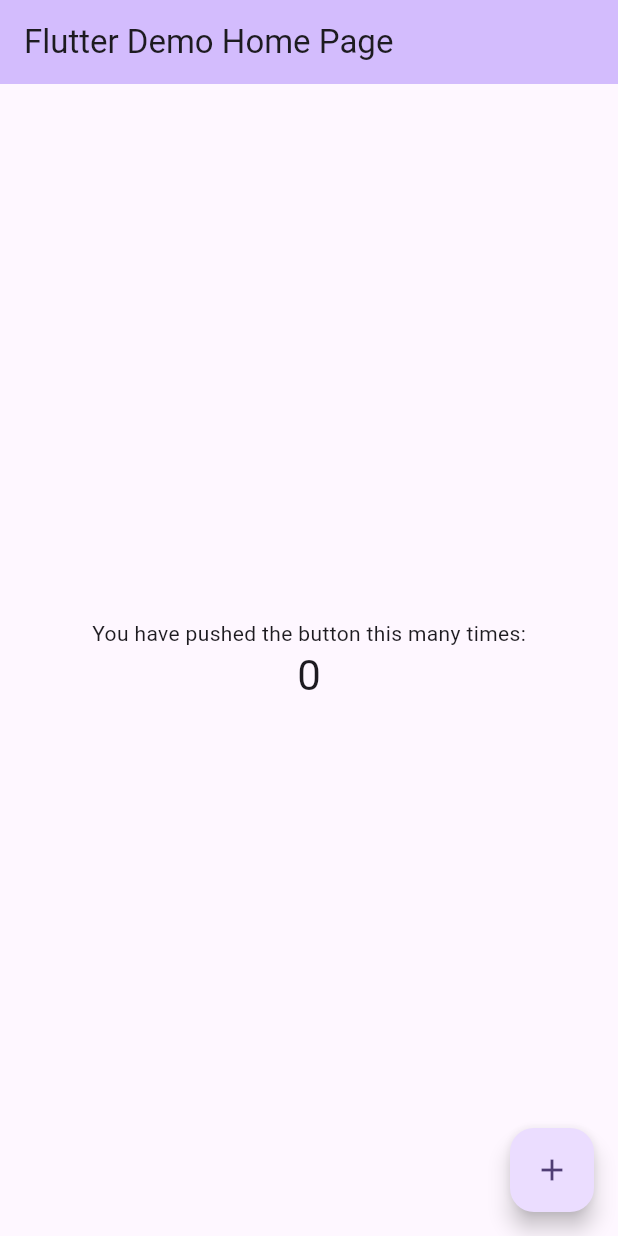
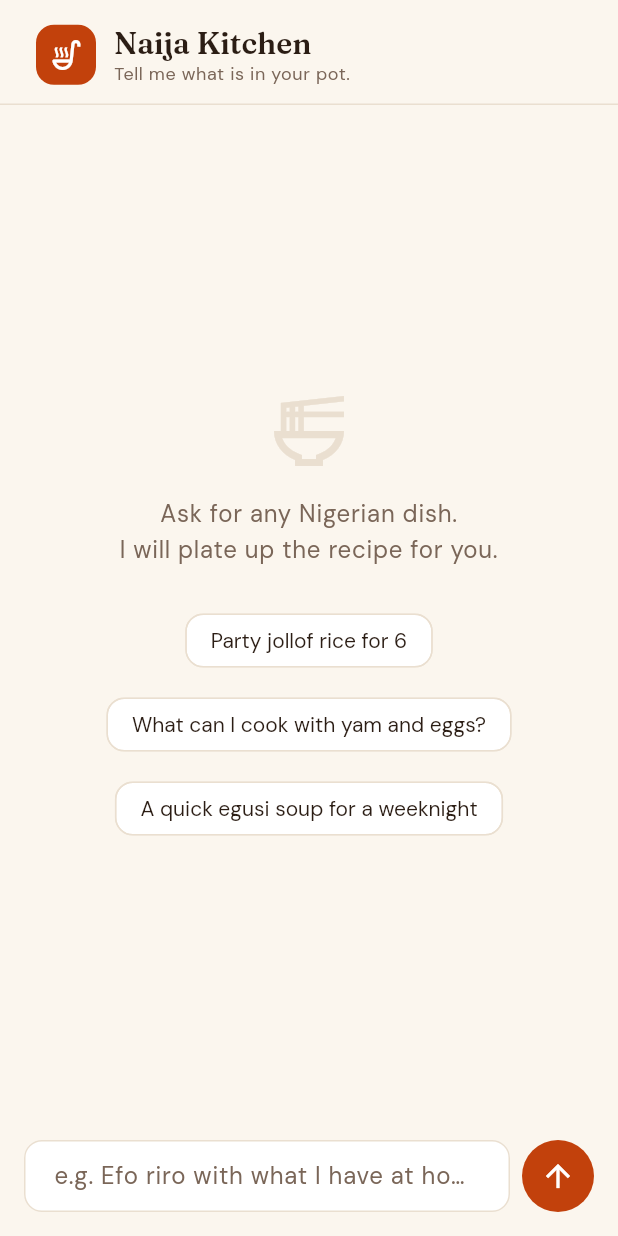
Before and after one commit to Mastersam07/genui, a Flutter app: the screen it shows after launch, on a phone screen of 412 x 824 dp. Run offline on Flutter 3.47's test engine with Material 3 defaults, Android fonts, the phone set to English and light mode, and no system bars; our stand-ins replace firebase_ai, firebase_core, google_fonts; accounts and stored records are empty; statements that could not run were skipped.

Commit message:
step-1: text chatbot with Firebase AI Logic and Gemini

```diff
--- /dev/null
+++ b/lib/gemini.dart
@@ -0,0 +1,14 @@
+import 'package:firebase_ai/firebase_ai.dart';
+
+/// Stable Flash model on the free Gemini Developer API tier.
+/// Hit a quota during the workshop? Switch to 'gemini-3.5-flash-lite'.
+const kitchenModel = 'gemini-3.8-flash';
+
+/// Starts a multi-turn chat. The ChatSession keeps the history for us.
+ChatSession startKitchenChat({required String systemInstruction}) {
+  final model = FirebaseAI.googleAI().generativeModel(
+    model: kitchenModel,
+    systemInstruction: Content.system(systemInstruction),
+  );
+  return model.startChat();
+}
--- /dev/null
+++ b/lib/kitchen_page.dart
@@ -0,0 +1,136 @@
+import 'package:firebase_ai/firebase_ai.dart';
+import 'package:flutter/material.dart';
+
+import 'gemini.dart';
+import 'prompt.dart';
+import 'theme.dart';
+import 'widgets/kitchen_chrome.dart';
+
+// STEP 1: a plain text chatbot. Gemini answers with words, nothing more.
+
+sealed class _Entry {}
+
+class _UserEntry extends _Entry {
+  _UserEntry(this.text);
+  final String text;
+}
+
+class _AiTextEntry extends _Entry {
+  _AiTextEntry(this.text);
+  String text;
+}
+
+class _ErrorEntry extends _Entry {
+  _ErrorEntry(this.message);
+  final String message;
+}
+
+class KitchenPage extends StatefulWidget {
+  const KitchenPage({super.key});
+
+  @override
+  State<KitchenPage> createState() => _KitchenPageState();
+}
+
+class _KitchenPageState extends State<KitchenPage> {
+  final ChatSession _chat = startKitchenChat(systemInstruction: kitchenPersona);
+  final _entries = <_Entry>[];
+  final _scroll = ScrollController();
+  bool _waiting = false;
+  String? _lastPrompt;
+
+  @override
+  void dispose() {
+    _scroll.dispose();
+    super.dispose();
+  }
+
+  Future<void> _send(String text) async {
+    final prompt = text.trim();
+    if (prompt.isEmpty || _waiting) return;
+    setState(() {
+      _entries.add(_UserEntry(prompt));
+      _waiting = true;
+    });
+    _lastPrompt = prompt;
+    _scrollToEnd();
+
+    try {
+      // Stream the answer so words appear as Gemini writes them.
+      await for (final chunk in _chat.sendMessageStream(Content.text(prompt))) {
+        final piece = chunk.text;
+        if (piece == null || piece.isEmpty) continue;
+        setState(() {
+          final last = _entries.lastOrNull;
+          if (last is _AiTextEntry) {
+            last.text += piece;
+          } else {
+            _entries.add(_AiTextEntry(piece));
+          }
+        });
+        _scrollToEnd();
+      }
+    } catch (error) {
+      setState(() => _entries.add(_ErrorEntry('$error')));
+    } finally {
+      setState(() => _waiting = false);
+    }
+  }
+
+  void _retry() {
+    final prompt = _lastPrompt;
+    if (prompt == null) return;
+    setState(() => _entries.removeWhere((e) => e is _ErrorEntry));
+    _send(prompt);
+  }
+
+  void _scrollToEnd() {
+    WidgetsBinding.instance.addPostFrameCallback((_) {
+      if (!_scroll.hasClients) return;
+      _scroll.animateTo(
+        _scroll.position.maxScrollExtent,
+        duration: KitchenMotion.standard,
+        curve: KitchenMotion.curve,
+      );
+    });
+  }
+
+  @override
+  Widget build(BuildContext context) {
+    return Scaffold(
+      body: SafeArea(
+        child: Column(
+          children: [
+            const KitchenHeader(),
+            const Divider(height: 1),
+            Expanded(
+              child: _entries.isEmpty
+                  ? EmptyKitchen(onSuggestion: _send)
+                  : ListView.separated(
+                      controller: _scroll,
+                      padding: const EdgeInsets.all(KitchenSpace.xl),
+                      itemCount: _entries.length + (_waiting ? 1 : 0),
+                      separatorBuilder: (_, _) =>
+                          const SizedBox(height: KitchenSpace.lg),
+                      itemBuilder: (context, index) {
+                        if (index == _entries.length) {
+                          return const CookingIndicator();
+                        }
+                        return switch (_entries[index]) {
+                          _UserEntry(:final text) => UserMessage(text),
+                          _AiTextEntry(:final text) => AssistantMessage(text),
+                          _ErrorEntry(:final message) => ErrorNote(
+                            message: message,
+                            onRetry: _retry,
+                          ),
+                        };
+                      },
+                    ),
+            ),
+            Composer(enabled: !_waiting, onSend: _send),
+          ],
+        ),
+      ),
+    );
+  }
+}
--- a/lib/main.dart
+++ b/lib/main.dart
@@ -1,122 +1,26 @@
+import 'package:firebase_core/firebase_core.dart';
 import 'package:flutter/material.dart';
 
-void main() {
-  runApp(const MyApp());
+import 'firebase_options.dart';
+import 'kitchen_page.dart';
+import 'theme.dart';
+
+Future<void> main() async {
+  WidgetsFlutterBinding.ensureInitialized();
+  await Firebase.initializeApp(options: DefaultFirebaseOptions.currentPlatform);
+  runApp(const NaijaKitchenApp());
 }
 
-class MyApp extends StatelessWidget {
-  const MyApp({super.key});
+class NaijaKitchenApp extends StatelessWidget {
+  const NaijaKitchenApp({super.key});
 
-  // This widget is the root of your application.
   @override
   Widget build(BuildContext context) {
     return MaterialApp(
-      title: 'Flutter Demo',
-      theme: ThemeData(
-        // This is the theme of your application.
-        //
-        // TRY THIS: Try running your application with "flutter run". You'll see
-        // the application has a purple toolbar. Then, without quitting the app,
-        // try changing the seedColor in the colorScheme below to Colors.green
-        // and then invoke "hot reload" (save your changes or press the "hot
-        // reload" button in a Flutter-supported IDE, or press "r" if you used
-        // the command line to start the app).
-        //
-        // Notice that the counter didn't reset back to zero; the application
-        // state is not lost during the reload. To reset the state, use hot
-        // restart instead.
-        //
-        // This works for code too, not just values: Most code changes can be
-        // tested with just a hot reload.
-        colorScheme: .fromSeed(seedColor: Colors.deepPurple),
-      ),
-      home: const MyHomePage(title: 'Flutter Demo Home Page'),
+      title: 'Naija Kitchen',
+      debugShowCheckedModeBanner: false,
+      theme: buildKitchenTheme(),
+      home: const KitchenPage(),
     );
   }
 }
-
-class MyHomePage extends StatefulWidget {
-  const MyHomePage({super.key, required this.title});
-
-  // This widget is the home page of your application. It is stateful, meaning
-  // that it has a State object (defined below) that contains fields that affect
-  // how it looks.
-
-  // This class is the configuration for the state. It holds the values (in this
-  // case the title) provided by the parent (in this case the App widget) and
-  // used by the build method of the State. Fields in a Widget subclass are
-  // always marked "final".
-
-  final String title;
-
-  @override
-  State<MyHomePage> createState() => _MyHomePageState();
-}
-
-class _MyHomePageState extends State<MyHomePage> {
-  int _counter = 0;
-
-  void _incrementCounter() {
-    setState(() {
-      // This call to setState tells the Flutter framework that something has
-      // changed in this State, which causes it to rerun the build method below
-      // so that the display can reflect the updated values. If we changed
-      // _counter without calling setState(), then the build method would not be
-      // called again, and so nothing would appear to happen.
-      _counter++;
-    });
-  }
-
-  @override
-  Widget build(BuildContext context) {
-    // This method is rerun every time setState is called, for instance as done
-    // by the _incrementCounter method above.
-    //
-    // The Flutter framework has been optimized to make rerunning build methods
-    // fast, so that you can just rebuild anything that needs updating rather
-    // than having to individually change instances of widgets.
-    return Scaffold(
-      appBar: AppBar(
-        // TRY THIS: Try changing the color here to a specific color (to
-        // Colors.amber, perhaps?) and trigger a hot reload to see the AppBar
-        // change color while the other colors stay the same.
-        backgroundColor: Theme.of(context).colorScheme.inversePrimary,
-        // Here we take the value from the MyHomePage object that was created by
-        // the App.build method, and use it to set our appbar title.
-        title: Text(widget.title),
-      ),
-      body: Center(
-        // Center is a layout widget. It takes a single child and positions it
-        // in the middle of the parent.
-        child: Column(
-          // Column is also a layout widget. It takes a list of children and
-          // arranges them vertically. By default, it sizes itself to fit its
-          // children horizontally, and tries to be as tall as its parent.
-          //
-          // Column has various properties to control how it sizes itself and
-          // how it positions its children. Here we use mainAxisAlignment to
-          // center the children vertically; the main axis here is the vertical
-          // axis because Columns are vertical (the cross axis would be
-          // horizontal).
-          //
-          // TRY THIS: Invoke "debug painting" (choose the "Toggle Debug Paint"
-          // action in the IDE, or press "p" in the console), to see the
-          // wireframe for each widget.
-          mainAxisAlignment: .center,
-          children: [
-            const Text('You have pushed the button this many times:'),
-            Text(
-              '$_counter',
-              style: Theme.of(context).textTheme.headlineMedium,
-            ),
-          ],
-        ),
-      ),
-      floatingActionButton: FloatingActionButton(
-        onPressed: _incrementCounter,
-        tooltip: 'Increment',
-        child: const Icon(Icons.add),
-      ),
-    );
-  }
-}
--- /dev/null
+++ b/lib/prompt.dart
@@ -0,0 +1,8 @@
+/// Who the assistant is. Every step reuses this.
+const kitchenPersona = '''
+You are Naija Kitchen, a warm and practical Nigerian home cook.
+You help people cook Nigerian and West African food with ingredients from a
+typical Nigerian market. Use local names (tatashe, ata rodo, iru, ugu) and add
+a short English hint the first time you use one.
+Keep chat text short and friendly.
+''';
--- /dev/null
+++ b/lib/theme.dart
@@ -0,0 +1,149 @@
+import 'package:flutter/material.dart';
+import 'package:google_fonts/google_fonts.dart';
+
+/// Colors are named by role. Palm-oil red is the only accent: use it
+/// for the one action that matters on a screen, never for decoration.
+abstract final class KitchenColors {
+  static const background = Color(0xFFFBF6EE); // garri cream
+  static const surface = Color(0xFFFFFFFF);
+  static const ink = Color(0xFF2B1D14);
+  static const inkMuted = Color(0xFF7A6658);
+  static const border = Color(0xFFEADFD0);
+  static const accent = Color(0xFFC2410C); // palm oil
+  static const accentSoft = Color(0xFFFCE9DD);
+  static const done = Color(0xFF2F6B3A); // ewedu green
+}
+
+abstract final class KitchenSpace {
+  static const xs = 4.0;
+  static const sm = 8.0;
+  static const md = 12.0;
+  static const lg = 16.0;
+  static const xl = 24.0;
+  static const xxl = 32.0;
+}
+
+abstract final class KitchenRadius {
+  static const card = 16.0;
+  static const control = 12.0;
+}
+
+abstract final class KitchenMotion {
+  static const quick = Duration(milliseconds: 160);
+  static const standard = Duration(milliseconds: 240);
+  static const curve = Curves.easeOutCubic;
+}
+
+ThemeData buildKitchenTheme() {
+  final base = ThemeData(
+    useMaterial3: true,
+    colorScheme: ColorScheme.fromSeed(
+      seedColor: KitchenColors.accent,
+      primary: KitchenColors.accent,
+      surface: KitchenColors.background,
+      onSurface: KitchenColors.ink,
+    ),
+  );
+
+  final body = GoogleFonts.dmSansTextTheme(
+    base.textTheme,
+  ).apply(bodyColor: KitchenColors.ink, displayColor: KitchenColors.ink);
+
+  final textTheme = body.copyWith(
+    headlineSmall: GoogleFonts.fraunces(
+      fontSize: 26,
+      fontWeight: FontWeight.w600,
+      height: 1.15,
+      color: KitchenColors.ink,
+    ),
+    titleLarge: GoogleFonts.fraunces(
+      fontSize: 20,
+      fontWeight: FontWeight.w600,
+      color: KitchenColors.ink,
+    ),
+    labelSmall: body.labelSmall?.copyWith(
+      fontWeight: FontWeight.w700,
+      letterSpacing: 1.1,
+    ),
+  );
+
+  final controlShape = RoundedRectangleBorder(
+    borderRadius: BorderRadius.circular(KitchenRadius.control),
+  );
+
+  OutlineInputBorder inputBorder(Color color, [double width = 1]) =>
+      OutlineInputBorder(
+        borderRadius: BorderRadius.circular(KitchenRadius.control),
+        borderSide: BorderSide(color: color, width: width),
+      );
+
+  return base.copyWith(
+    scaffoldBackgroundColor: KitchenColors.background,
+    textTheme: textTheme,
+    cardTheme: CardThemeData(
+      elevation: 0,
+      color: KitchenColors.surface,
+      margin: EdgeInsets.zero,
+      shape: RoundedRectangleBorder(
+        borderRadius: BorderRadius.circular(KitchenRadius.card),
+        side: const BorderSide(color: KitchenColors.border),
+      ),
+    ),
+    filledButtonTheme: FilledButtonThemeData(
+      style: FilledButton.styleFrom(
+        backgroundColor: KitchenColors.accent,
+        foregroundColor: Colors.white,
+        minimumSize: const Size(48, 48),
+        shape: controlShape,
+        textStyle: textTheme.labelLarge?.copyWith(fontWeight: FontWeight.w700),
+      ),
+    ),
+    elevatedButtonTheme: ElevatedButtonThemeData(
+      style: ElevatedButton.styleFrom(
+        elevation: 0,
+        backgroundColor: KitchenColors.accent,
+        foregroundColor: Colors.white,
+        minimumSize: const Size(48, 48),
+        shape: controlShape,
+      ),
+    ),
+    outlinedButtonTheme: OutlinedButtonThemeData(
+      style: OutlinedButton.styleFrom(
+        foregroundColor: KitchenColors.ink,
+        minimumSize: const Size(48, 48),
+        side: const BorderSide(color: KitchenColors.border),
+        shape: controlShape,
+      ),
+    ),
+    inputDecorationTheme: InputDecorationTheme(
+      filled: true,
+      fillColor: KitchenColors.surface,
+      contentPadding: const EdgeInsets.symmetric(
+        horizontal: KitchenSpace.lg,
+        vertical: KitchenSpace.md,
+      ),
+      border: inputBorder(KitchenColors.border),
+      enabledBorder: inputBorder(KitchenColors.border),
+      focusedBorder: inputBorder(KitchenColors.accent, 1.5),
+      hintStyle: textTheme.bodyLarge?.copyWith(color: KitchenColors.inkMuted),
+    ),
+    chipTheme: ChipThemeData(
+      backgroundColor: KitchenColors.surface,
+      side: const BorderSide(color: KitchenColors.border),
+      shape: controlShape,
+      labelStyle: textTheme.bodyMedium,
+    ),
+    sliderTheme: const SliderThemeData(
+      activeTrackColor: KitchenColors.accent,
+      thumbColor: KitchenColors.accent,
+      inactiveTrackColor: KitchenColors.border,
+    ),
+    checkboxTheme: CheckboxThemeData(
+      fillColor: WidgetStateProperty.resolveWith(
+        (states) =>
+            states.contains(WidgetState.selected) ? KitchenColors.done : null,
+      ),
+    ),
+    dividerTheme: const DividerThemeData(color: KitchenColors.border),
+  );
+}
--- /dev/null
+++ b/lib/widgets/kitchen_chrome.dart
@@ -0,0 +1,305 @@
+import 'package:flutter/material.dart';
+
+import '../theme.dart';
+
+/// The app's fixed UI around the conversation: header, message rows,
+/// composer, and the empty / waiting / error states. None of this is
+/// generated. It stays the same through every workshop step.
+
+class KitchenHeader extends StatelessWidget {
+  const KitchenHeader({super.key});
+
+  @override
+  Widget build(BuildContext context) {
+    final text = Theme.of(context).textTheme;
+    return Padding(
+      padding: const EdgeInsets.fromLTRB(
+        KitchenSpace.xl,
+        KitchenSpace.lg,
+        KitchenSpace.xl,
+        KitchenSpace.md,
+      ),
+      child: Row(
+        children: [
+          Container(
+            width: 40,
+            height: 40,
+            decoration: BoxDecoration(
+              color: KitchenColors.accent,
+              borderRadius: BorderRadius.circular(KitchenRadius.control),
+            ),
+            alignment: Alignment.center,
+            child: const Icon(Icons.soup_kitchen_outlined, color: Colors.white),
+          ),
+          const SizedBox(width: KitchenSpace.md),
+          Expanded(
+            child: Column(
+              crossAxisAlignment: CrossAxisAlignment.start,
+              children: [
+                Text('Naija Kitchen', style: text.titleLarge),
+                Text(
+                  'Tell me what is in your pot.',
+                  style: text.bodySmall?.copyWith(
+                    color: KitchenColors.inkMuted,
+                  ),
+                ),
+              ],
+            ),
+          ),
+        ],
+      ),
+    );
+  }
+}
+
+class UserMessage extends StatelessWidget {
+  const UserMessage(this.text, {super.key});
+
+  final String text;
+
+  @override
+  Widget build(BuildContext context) {
+    return Align(
+      alignment: Alignment.centerRight,
+      child: Container(
+        constraints: const BoxConstraints(maxWidth: 420),
+        padding: const EdgeInsets.symmetric(
+          horizontal: KitchenSpace.lg,
+          vertical: KitchenSpace.md,
+        ),
+        decoration: BoxDecoration(
+          color: KitchenColors.accentSoft,
+          borderRadius: BorderRadius.circular(KitchenRadius.card),
+        ),
+        child: Text(text, style: Theme.of(context).textTheme.bodyLarge),
+      ),
+    );
+  }
+}
+
+class AssistantMessage extends StatelessWidget {
+  const AssistantMessage(this.text, {super.key});
+
+  final String text;
+
+  @override
+  Widget build(BuildContext context) {
+    return Align(
+      alignment: Alignment.centerLeft,
+      child: ConstrainedBox(
+        constraints: const BoxConstraints(maxWidth: 560),
+        child: Text(text.trim(), style: Theme.of(context).textTheme.bodyLarge),
+      ),
+    );
+  }
+}
+
+/// Shown while Gemini is working. Three dots that rise in turn.
+class CookingIndicator extends StatefulWidget {
+  const CookingIndicator({super.key});
+
+  @override
+  State<CookingIndicator> createState() => _CookingIndicatorState();
+}
+
+class _CookingIndicatorState extends State<CookingIndicator>
+    with SingleTickerProviderStateMixin {
+  late final _controller = AnimationController(
+    vsync: this,
+    duration: const Duration(milliseconds: 900),
+  )..repeat();
+
+  @override
+  void dispose() {
+    _controller.dispose();
+    super.dispose();
+  }
+
+  @override
+  Widget build(BuildContext context) {
+    final still = MediaQuery.disableAnimationsOf(context);
+    return Semantics(
+      label: 'Gemini is cooking up a reply',
+      child: Row(
+        children: [
+          for (var i = 0; i < 3; i++)
+            AnimatedBuilder(
+              animation: _controller,
+              builder: (context, _) {
+                final t = (_controller.value - i * 0.2) % 1.0;
+                final lift = still ? 0.0 : (t < 0.5 ? t : 1 - t) * 8;
+                return Padding(
+                  padding: const EdgeInsets.only(right: KitchenSpace.xs),
+                  child: Transform.translate(
+                    offset: Offset(0, -lift),
+                    child: const CircleAvatar(
+                      radius: 4,
+                      backgroundColor: KitchenColors.accent,
+                    ),
+                  ),
+                );
+              },
+            ),
+          const SizedBox(width: KitchenSpace.sm),
+          Text(
+            'Stirring the pot…',
+            style: Theme.of(
+              context,
+            ).textTheme.bodyMedium?.copyWith(color: KitchenColors.inkMuted),
+          ),
+        ],
+      ),
+    );
+  }
+}
+
+class EmptyKitchen extends StatelessWidget {
+  const EmptyKitchen({super.key, required this.onSuggestion});
+
+  final ValueChanged<String> onSuggestion;
+
+  static const suggestions = [
+    'Party jollof rice for 6',
+    'What can I cook with yam and eggs?',
+    'A quick egusi soup for a weeknight',
+  ];
+
+  @override
+  Widget build(BuildContext context) {
+    final text = Theme.of(context).textTheme;
+    return Center(
+      child: SingleChildScrollView(
+        padding: const EdgeInsets.all(KitchenSpace.xl),
+        child: Column(
+          mainAxisSize: MainAxisSize.min,
+          children: [
+            const Icon(
+              Icons.ramen_dining_outlined,
+              size: 56,
+              color: KitchenColors.border,
+            ),
+            const SizedBox(height: KitchenSpace.lg),
+            Text(
+              'Ask for any Nigerian dish.\nI will plate up the recipe for you.',
+              textAlign: TextAlign.center,
+              style: text.bodyLarge?.copyWith(color: KitchenColors.inkMuted),
+            ),
+            const SizedBox(height: KitchenSpace.xl),
+            Wrap(
+              alignment: WrapAlignment.center,
+              spacing: KitchenSpace.sm,
+              runSpacing: KitchenSpace.sm,
+              children: [
+                for (final s in suggestions)
+                  ActionChip(label: Text(s), onPressed: () => onSuggestion(s)),
+              ],
+            ),
+          ],
+        ),
+      ),
+    );
+  }
+}
+
+class ErrorNote extends StatelessWidget {
+  const ErrorNote({super.key, required this.message, required this.onRetry});
+
+  final String message;
+  final VoidCallback onRetry;
+
+  @override
+  Widget build(BuildContext context) {
+    final text = Theme.of(context).textTheme;
+    return Container(
+      padding: const EdgeInsets.all(KitchenSpace.lg),
+      decoration: BoxDecoration(
+        border: Border.all(color: KitchenColors.border),
+        borderRadius: BorderRadius.circular(KitchenRadius.card),
+      ),
+      child: Column(
+        crossAxisAlignment: CrossAxisAlignment.start,
+        children: [
+          Text(
+            'Gemini did not answer that one.',
+            style: text.titleSmall?.copyWith(fontWeight: FontWeight.w700),
+          ),
+          const SizedBox(height: KitchenSpace.xs),
+          Text(
+            message,
+            maxLines: 3,
+            overflow: TextOverflow.ellipsis,
+            style: text.bodySmall?.copyWith(color: KitchenColors.inkMuted),
+          ),
+          const SizedBox(height: KitchenSpace.md),
+          OutlinedButton.icon(
+            onPressed: onRetry,
+            icon: const Icon(Icons.refresh),
+            label: const Text('Try again'),
+          ),
+        ],
+      ),
+    );
+  }
+}
+
+class Composer extends StatefulWidget {
+  const Composer({super.key, required this.enabled, required this.onSend});
+
+  final bool enabled;
+  final ValueChanged<String> onSend;
+
+  @override
+  State<Composer> createState() => _ComposerState();
+}
+
+class _ComposerState extends State<Composer> {
+  final _text = TextEditingController();
+
+  @override
+  void dispose() {
+    _text.dispose();
+    super.dispose();
+  }
+
+  void _submit() {
+    if (!widget.enabled || _text.text.trim().isEmpty) return;
+    widget.onSend(_text.text);
+    _text.clear();
+  }
+
+  @override
+  Widget build(BuildContext context) {
+    return Padding(
+      padding: const EdgeInsets.fromLTRB(
+        KitchenSpace.lg,
+        KitchenSpace.sm,
+        KitchenSpace.lg,
+        KitchenSpace.lg,
+      ),
+      child: Row(
+        children: [
+          Expanded(
+            child: TextField(
+              controller: _text,
+              textInputAction: TextInputAction.send,
+              onSubmitted: (_) => _submit(),
+              decoration: const InputDecoration(
+                hintText: 'e.g. Efo riro with what I have at home',
+              ),
+            ),
+          ),
+          const SizedBox(width: KitchenSpace.sm),
+          IconButton.filled(
+            onPressed: widget.enabled ? _submit : null,
+            tooltip: 'Send',
+            style: IconButton.styleFrom(
+              backgroundColor: KitchenColors.accent,
+              minimumSize: const Size(48, 48),
+            ),
+            icon: const Icon(Icons.arrow_upward),
+          ),
+        ],
+      ),
+    );
+  }
+}
```
Also changed, not shown: lib/firebase_options.dart (added), 5 other files.
